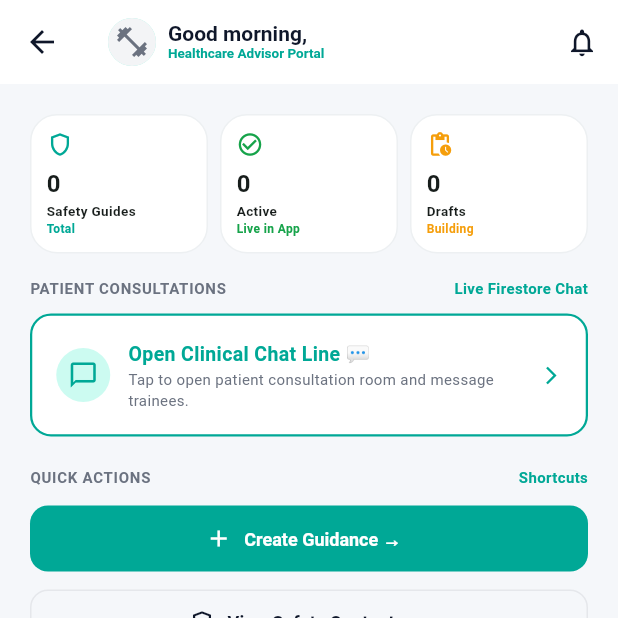
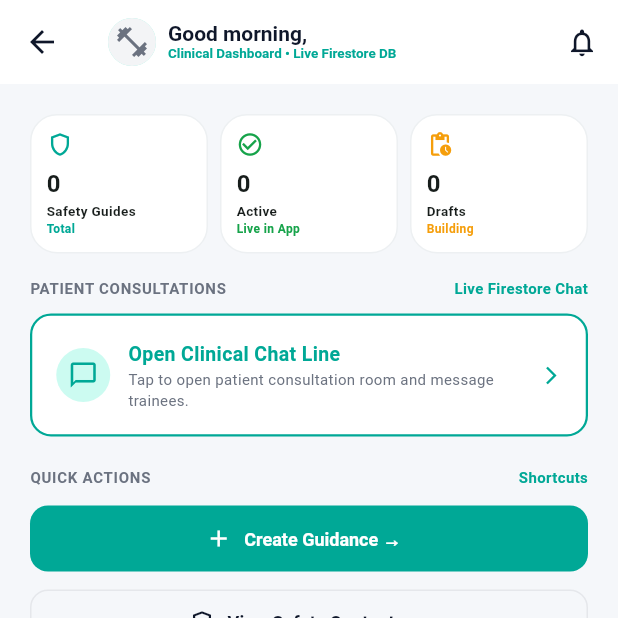
Before and after one commit to Gimantha-Dil/Home-workouts-Fitness-Mobile-App-Group-06, a Flutter app: the AdvisorDashboardScreen screen opened directly, on a phone screen of 412 x 824 dp, the top half of it. Run offline on Flutter 3.47's test engine with Material 3 defaults, Android fonts, the phone set to English and light mode, and no system bars; drawn by our look-alikes of cached_network_image; our stand-ins replace cloud_firestore, file_picker, firebase_auth, firebase_core, fl_chart, flutter_local_notifications and 10 more; accounts and stored records are empty; generated files the repository leaves out were written again; network calls fail.

Commit message:
Update advisor dashboard UI and remove settings navigation

```diff
--- a/lib/features/advisor/advisor_dashboard_screen.dart
+++ b/lib/features/advisor/advisor_dashboard_screen.dart
@@ -5,26 +5,13 @@ import '../../core/providers/auth_provider.dart';
 import '../../core/theme/app_theme.dart';
 import '../../shared/widgets/app_network_image.dart';
 import '../../shared/widgets/common_widgets.dart';
-import 'advisor_settings_screen.dart';
+import '../customer/advisor_chat_screen.dart';
 import 'create_guidance_screen.dart';
 import 'health_considerations_screen.dart';
 import 'safety_content_screen.dart';
 
 class AdvisorDashboardScreen extends StatelessWidget {
   const AdvisorDashboardScreen({super.key});
-
-  String _getGreeting() {
-    final hour = DateTime.now().hour;
-    if (hour < 12) {
-      return 'Good morning';
-    } else if (hour < 17) {
-      return 'Good afternoon';
-    } else if (hour < 21) {
-      return 'Good evening';
-    } else {
-      return 'Good night';
-    }
-  }
 
   void _showGuideOptions(BuildContext context, Map<String, dynamic> guide) {
     final docId = guide['id'] as String;
@@ -276,9 +263,7 @@ class AdvisorDashboardScreen extends StatelessWidget {
         elevation: 0,
         title: Row(
           children: [
-            GestureDetector(
-              onTap: () => Navigator.of(context).push(MaterialPageRoute(builder: (_) => const AdvisorSettingsScreen())),
-              child: CircleAvatar(
+            CircleAvatar(
               radius: 16,
               child: ClipOval(
                 child: AppNetworkImage(
@@ -288,17 +273,13 @@ class AdvisorDashboardScreen extends StatelessWidget {
                 ),
               ),
             ),
-            ),
             const SizedBox(width: 8),
-            GestureDetector(
-              onTap: () => Navigator.of(context).push(MaterialPageRoute(builder: (_) => const AdvisorSettingsScreen())),
-              child: Column(
+            Column(
               crossAxisAlignment: CrossAxisAlignment.start,
               children: [
-                  Text('${_getGreeting()}, ${user?.name ?? 'Advisor'}', style: const TextStyle(fontSize: 14, fontWeight: FontWeight.bold)),
-                  const Text('Healthcare Advisor Portal', style: TextStyle(fontSize: 9, color: AppColors.brandTeal, fontWeight: FontWeight.bold)),
+                Text('Good morning, ${user?.name ?? 'Advisor'}', style: const TextStyle(fontSize: 14, fontWeight: FontWeight.bold)),
+                const Text('Clinical Dashboard • Live Firestore DB', style: TextStyle(fontSize: 9, color: AppColors.brandTeal, fontWeight: FontWeight.bold)),
               ],
-              ),
             ),
           ],
         ),
@@ -391,7 +372,7 @@ class AdvisorDashboardScreen extends StatelessWidget {
                                 child: Column(
                                   crossAxisAlignment: CrossAxisAlignment.start,
                                   children: [
-                                    const Text('Open Clinical Chat Line 💬', style: TextStyle(fontWeight: FontWeight.bold, fontSize: 13, color: AppColors.brandTeal)),
+                                    const Text('Open Clinical Chat Line', style: TextStyle(fontWeight: FontWeight.bold, fontSize: 13, color: AppColors.brandTeal)),
                                     Text('Tap to open patient consultation room and message trainees.', style: const TextStyle(fontSize: 10, color: AppColors.textSecondary)),
                                   ],
                                 ),
@@ -466,7 +447,7 @@ class AdvisorDashboardScreen extends StatelessWidget {
                                       ),
                                     );
                                   },
-                                  child: const Text('Reply 💬', style: TextStyle(fontSize: 10, fontWeight: FontWeight.bold)),
+                                  child: const Text('Reply', style: TextStyle(fontSize: 10, fontWeight: FontWeight.bold)),
                                 ),
                               ],
                             ),
```
Lines whose indentation alone changed are shown as unchanged.
